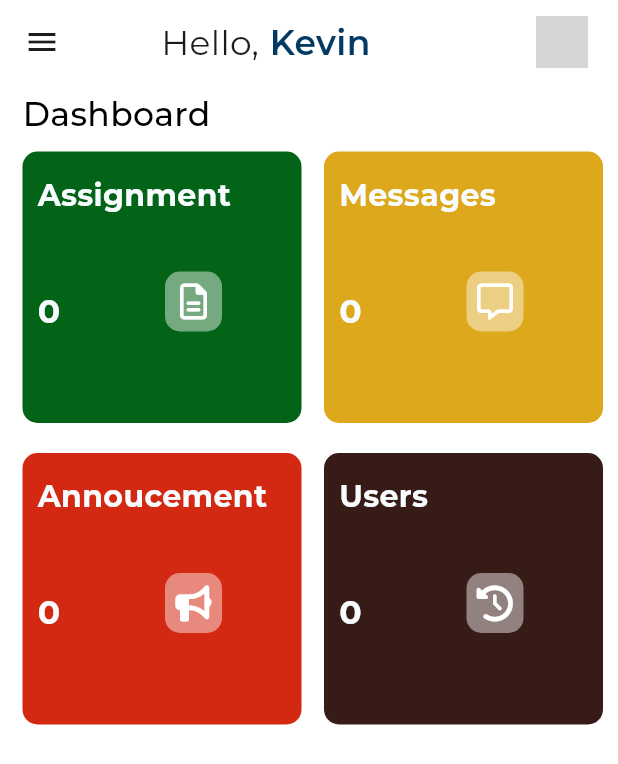
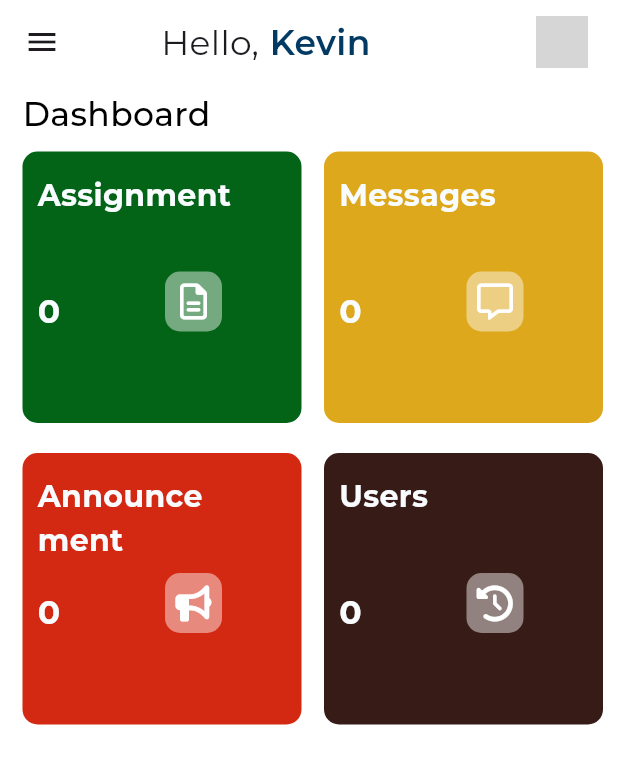
Before and after one commit to Ampaw24/SimmBackend, a Flutter app: the LecturerDashboard screen opened directly, on a phone screen of 412 x 824 dp. Shown: the top 764 px of the screen. Run offline on Flutter 3.47's test engine with Material 2 defaults, Android fonts, the phone set to English and light mode, and no system bars; our stand-ins replace font_awesome_flutter, google_fonts; grey boxes are pictures that could not be loaded.

Commit message:
update check

```diff
--- a/lib/screens/lectureview/lecturedashboard.dart
+++ b/lib/screens/lectureview/lecturedashboard.dart
@@ -33,7 +33,7 @@ List<DashboardCard> cardcontent = [
       cardColor: AppColor.dashboardYellow),
   DashboardCard(
       navigate: Annoucements(),
-      title: "Annoucement",
+      title: "Announce \nment",
       cardIcon: FontAwesomeIcons.bullhorn,
       cardColor: AppColor.dashboardRed),
   DashboardCard(
@@ -90,9 +90,7 @@ class _LecturerDashboardState extends State<LecturerDashboard> {
             margin: const EdgeInsets.only(left: 15),
             child: Text(
               "Dashboard",
-              style: GoogleFonts.montserrat(
-                 textStyle: headerbold1
-              ),
+              style: GoogleFonts.montserrat(textStyle: headerbold1),
             ),
           ),
           Expanded(
```
